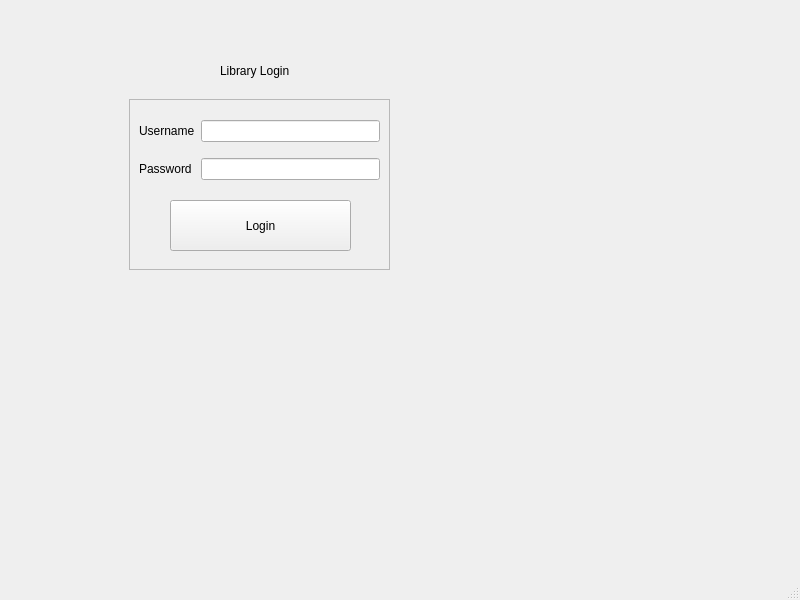
Old version of the form NewWindowChur/mainwindow.ui in the repository jandrealyn/LibraryQtSystem.
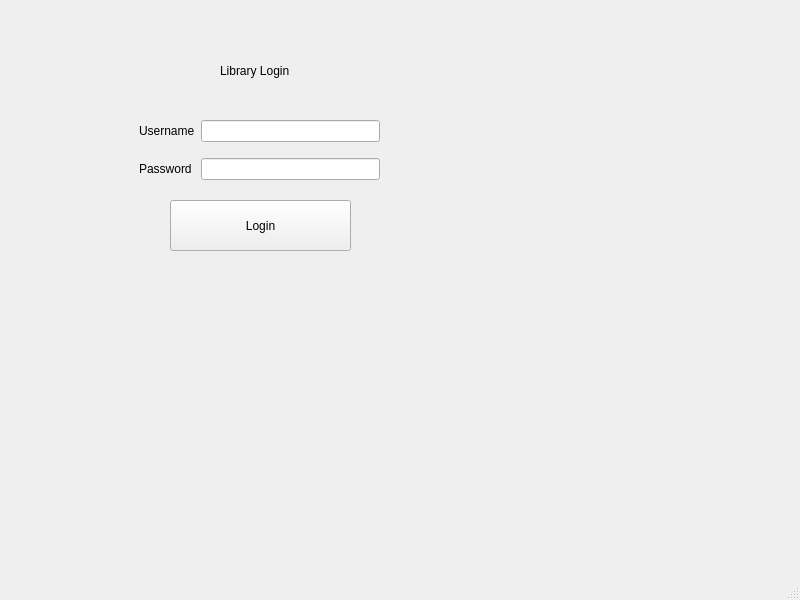
New version of the form.

The edit to the form file:
```diff
--- a/NewWindowChur/mainwindow.ui
+++ b/NewWindowChur/mainwindow.ui
@@ -72,25 +72,6 @@
      <string>Library Login</string>
     </property>
    </widget>
-   <widget class="QFrame" name="frame">
-    <property name="geometry">
-     <rect>
-      <x>129</x>
-      <y>99</y>
-      <width>261</width>
-      <height>171</height>
-     </rect>
-    </property>
-    <property name="frameShape">
-     <enum>QFrame::StyledPanel</enum>
-    </property>
-    <property name="frameShadow">
-     <enum>QFrame::Raised</enum>
-    </property>
-    <property name="lineWidth">
-     <number>5</number>
-    </property>
-   </widget>
   </widget>
   <widget class="QMenuBar" name="menubar">
    <property name="geometry">
```
Left out of the diff: 12 changed lines with no effect on the pictures.
